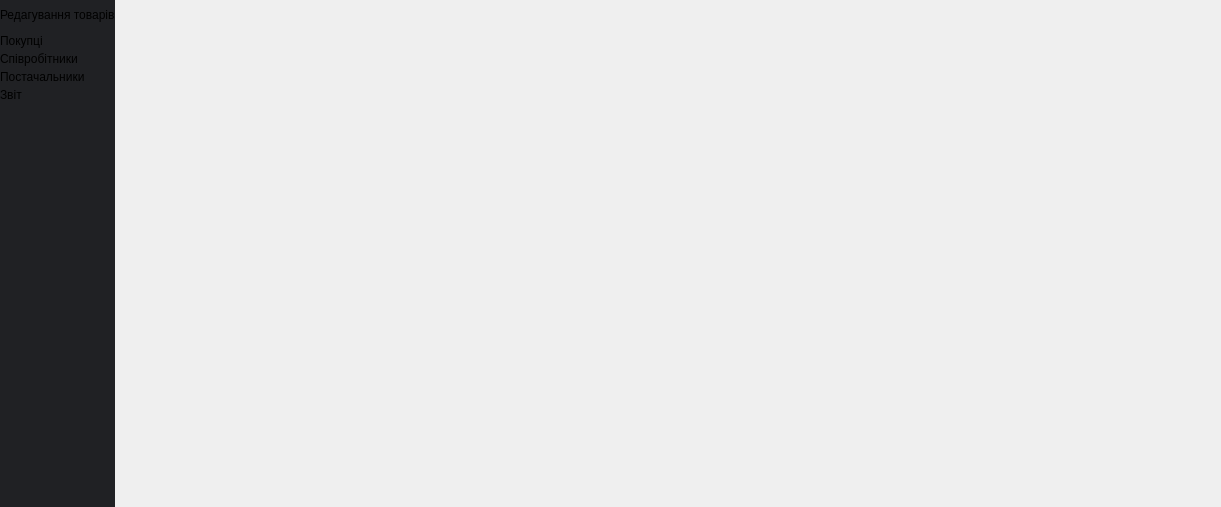
This is src/View/MenuAdmin/menuadmin.ui in Fyz-dev/GunStore as Qt 5 draws it before an edit. The edited form follows.
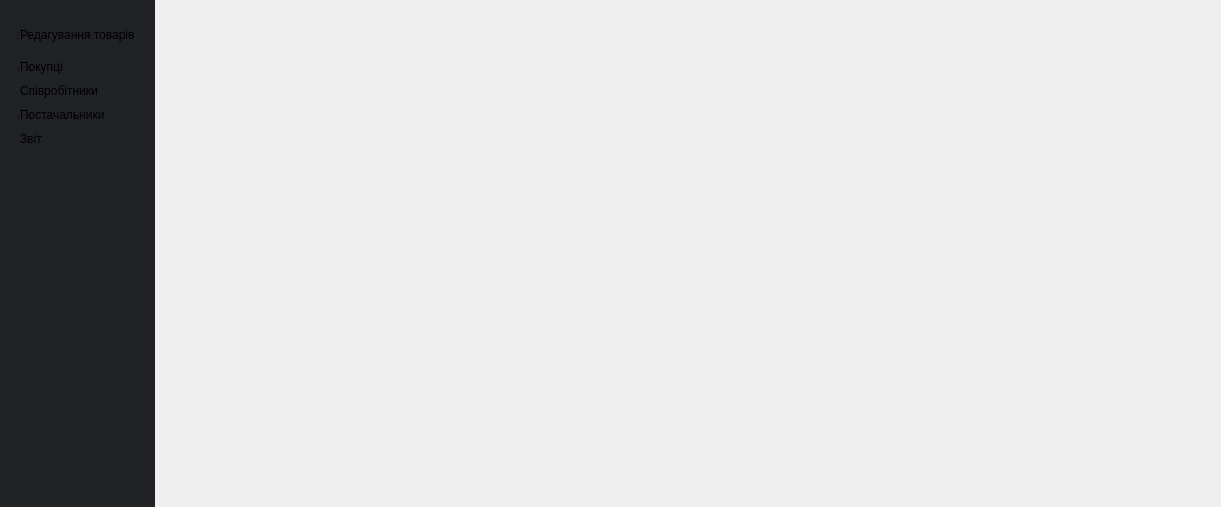
This is the edited form.

What changed in the file:
```diff
--- a/src/View/MenuAdmin/menuadmin.ui
+++ b/src/View/MenuAdmin/menuadmin.ui
@@ -51,16 +51,16 @@
     <widget class="QWidget" name="frameButtonCheckInfo" native="true">
      <layout class="QVBoxLayout" name="verticalLayout_13">
       <property name="spacing">
-       <number>4</number>
+       <number>10</number>
       </property>
       <property name="leftMargin">
-       <number>0</number>
+       <number>20</number>
       </property>
       <property name="topMargin">
-       <number>0</number>
+       <number>20</number>
       </property>
       <property name="rightMargin">
-       <number>0</number>
+       <number>20</number>
       </property>
       <property name="bottomMargin">
        <number>0</number>
```
